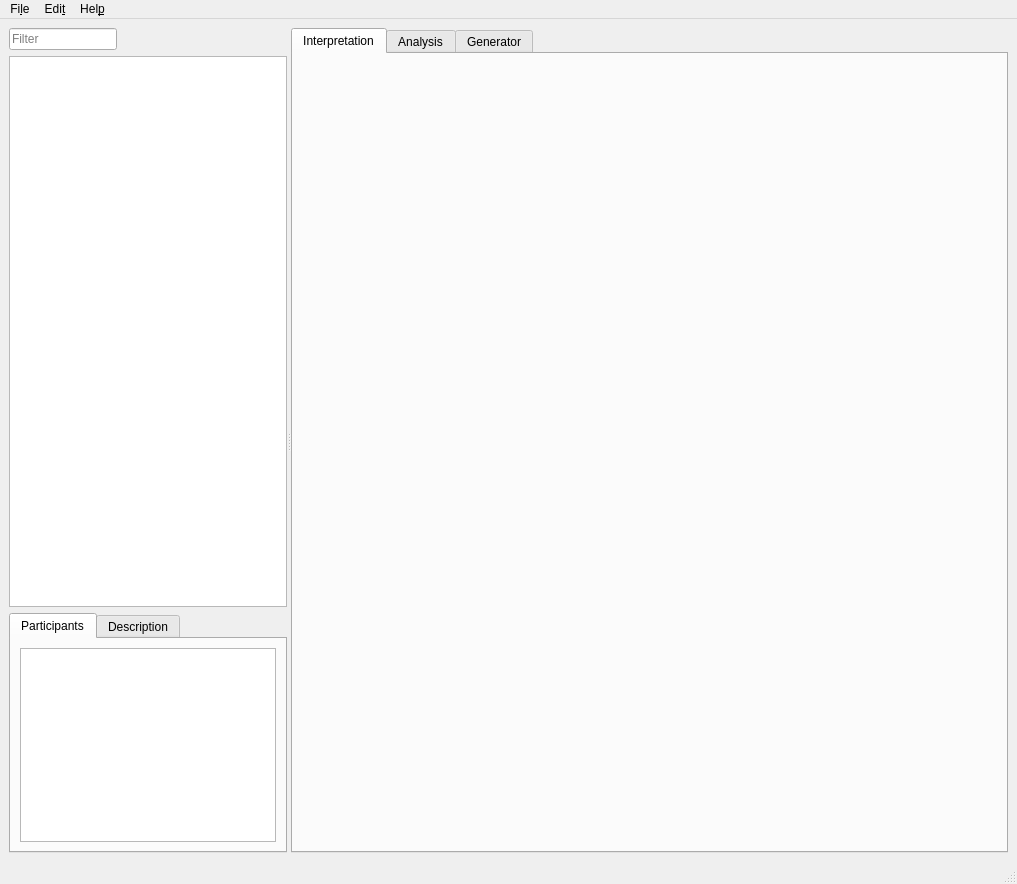
Above: ui/main.ui from jopohl/urh before the change. Below: the same form after it.
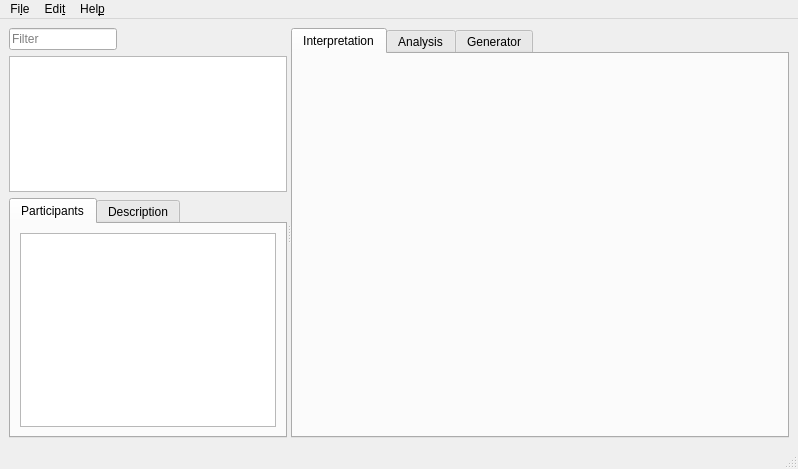
That is the form after the change. Icons and pictures are not drawn. Custom widgets are drawn as their Qt base class.

```diff
--- a/ui/main.ui
+++ b/ui/main.ui
@@ -6,8 +6,8 @@
    <rect>
     <x>0</x>
     <y>0</y>
-    <width>1017</width>
-    <height>884</height>
+    <width>798</width>
+    <height>469</height>
    </rect>
   </property>
   <property name="windowTitle">
@@ -167,7 +167,7 @@
     <rect>
      <x>0</x>
      <y>0</y>
-     <width>1017</width>
+     <width>798</width>
      <height>21</height>
     </rect>
    </property>
```
